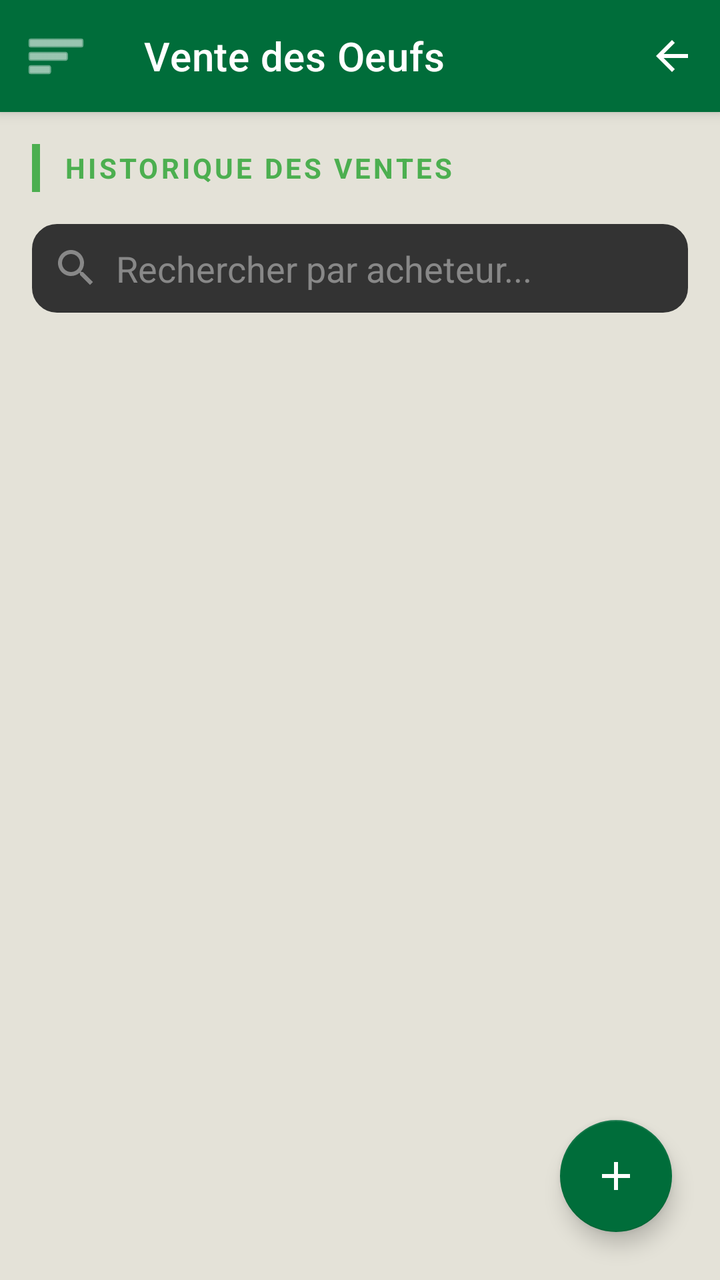
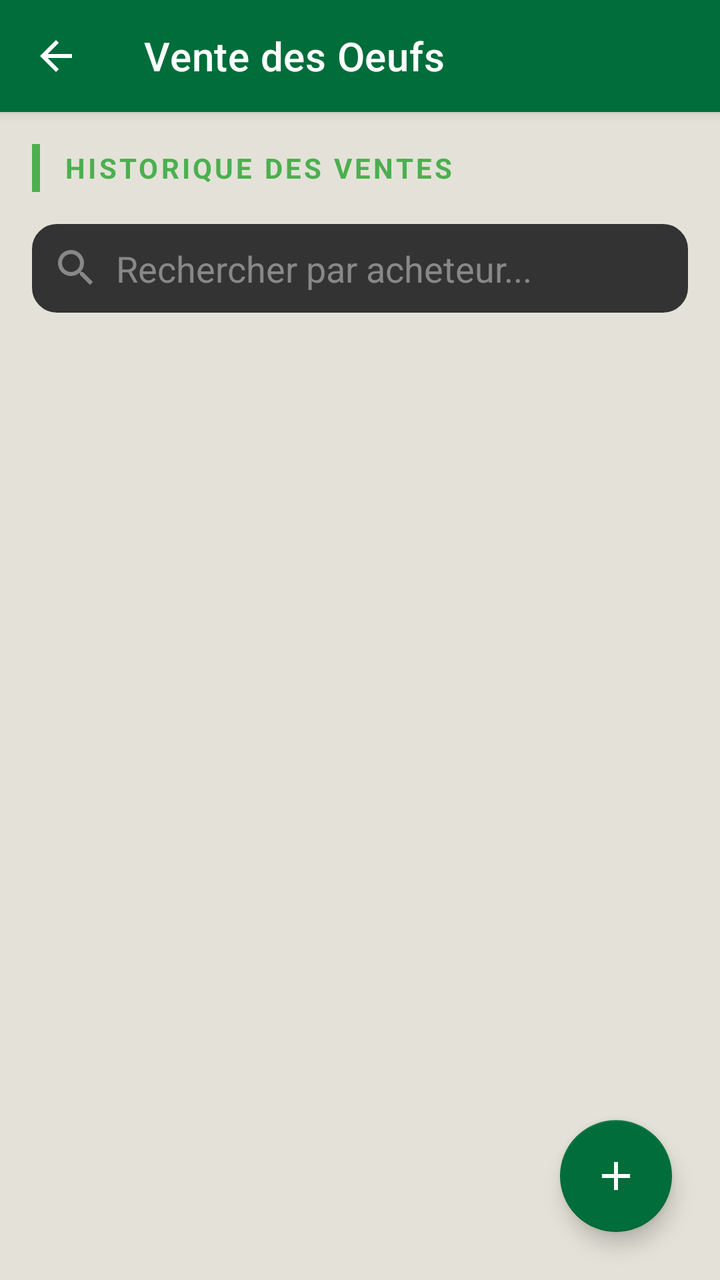

An Android layout rendered at two revisions. The XML below is the earlier revision; the diff shows what the commit changed to produce the second picture.
<!-- AndroidManifest.xml: application theme Theme.Poulailler_copilot -->
<!-- res/layout/activity_sales.xml -->
<?xml version="1.0" encoding="utf-8"?>
<androidx.drawerlayout.widget.DrawerLayout xmlns:android="http://schemas.android.com/apk/res/android"
    xmlns:app="http://schemas.android.com/apk/res-auto"
    xmlns:tools="http://schemas.android.com/tools"
    android:id="@+id/drawerLayout"
    android:layout_width="match_parent"
    android:layout_height="match_parent"
    >

    <androidx.coordinatorlayout.widget.CoordinatorLayout
        android:layout_width="match_parent"
        android:layout_height="match_parent">

        <com.google.android.material.appbar.AppBarLayout
            android:layout_width="match_parent"
            android:layout_height="wrap_content"
            >
            <com.google.android.material.appbar.MaterialToolbar
                android:id="@+id/toolbar"
                android:layout_width="match_parent"
                android:layout_height="?attr/actionBarSize"
                app:title="Vente des Oeufs"
                app:titleTextColor="@color/white"
                app:navigationIcon="@android:drawable/ic_menu_sort_by_size"
                app:navigationIconTint="@color/white">

                <ImageView
                    android:id="@+id/ivBackToDashboard"
                    android:layout_width="48dp"
                    android:layout_height="48dp"
                    android:layout_gravity="end|center_vertical"
                    android:background="?attr/selectableItemBackgroundBorderless"
                    android:clickable="true"
                    android:contentDescription="@string/dashboard_title"
                    android:focusable="true"
                    android:padding="12dp"
                    android:src="@drawable/ic_back"
                    app:tint="@color/white" />
            </com.google.android.material.appbar.MaterialToolbar>
        </com.google.android.material.appbar.AppBarLayout>

        <androidx.core.widget.NestedScrollView
            android:layout_width="match_parent"
            android:layout_height="match_parent"
            app:layout_behavior="@string/appbar_scrolling_view_behavior">

            <LinearLayout
                android:layout_width="match_parent"
                android:layout_height="wrap_content"
                android:orientation="vertical"
                android:padding="16dp">

                <LinearLayout
                    android:layout_width="match_parent"
                    android:layout_height="wrap_content"
                    android:orientation="horizontal"
                    android:gravity="center_vertical"
                    android:layout_marginBottom="16dp">
                    <View
                        android:layout_width="4dp"
                        android:layout_height="24dp"
                        android:background="#4CAF50" />
                    <TextView
                        android:layout_width="wrap_content"
                        android:layout_height="wrap_content"
                        android:text="HISTORIQUE DES VENTES"
                        android:textColor="#4CAF50"
                        android:textSize="14sp"
                        android:textStyle="bold"
                        android:layout_marginStart="12dp"
                        android:letterSpacing="0.1" />
                </LinearLayout>

                <EditText
                    android:id="@+id/etSearchSales"
                    android:layout_width="match_parent"
                    android:layout_height="wrap_content"
                    android:hint="Rechercher par acheteur..."
                    android:textColorHint="#888888"
                    android:textColor="@color/white"
                    android:background="@drawable/bg_search_field"
                    android:backgroundTint="#333333"
                    android:drawableStart="@drawable/ic_search"
                    android:drawablePadding="8dp"
                    android:drawableTint="#888888"
                    android:padding="10dp"
                    android:inputType="text"
                    android:maxLines="1"
                    android:layout_marginBottom="12dp" />

                <androidx.recyclerview.widget.RecyclerView
                    android:id="@+id/rvSalesHistory"
                    android:layout_width="match_parent"
                    android:layout_height="wrap_content"
                    android:nestedScrollingEnabled="false"
                    tools:listitem="@layout/item_sale" />

                <TextView
                    android:id="@+id/tvEmptyState"
                    android:layout_width="match_parent"
                    android:layout_height="wrap_content"
                    android:text="Aucune vente enregistrée pour le moment."
                    android:textColor="#888888"
                    android:textSize="14sp"
                    android:gravity="center"
                    android:padding="24dp"
                    android:visibility="gone" />

                <com.google.android.material.button.MaterialButton
                    android:id="@+id/btnShowMore"
                    android:layout_width="wrap_content"
                    android:layout_height="wrap_content"
                    android:layout_gravity="center_horizontal"
                    android:text="Afficher plus"
                    android:textColor="#87CEEB"
                    style="@style/Widget.MaterialComponents.Button.TextButton"
                    android:visibility="gone" />

                <View
                    android:layout_width="match_parent"
                    android:layout_height="100dp" />

            </LinearLayout>
        </androidx.core.widget.NestedScrollView>

        <com.google.android.material.floatingactionbutton.FloatingActionButton
            android:id="@+id/fabAddSale"
            android:layout_width="wrap_content"
            android:layout_height="wrap_content"
            android:layout_gravity="bottom|end"
            android:layout_margin="24dp"
            android:src="@drawable/ic_add"
            app:backgroundTint="@color/primary"
            app:tint="@color/white"
            android:contentDescription="Ajouter une vente" />

    </androidx.coordinatorlayout.widget.CoordinatorLayout>

    <com.google.android.material.navigation.NavigationView
        android:id="@+id/navigationView"
        android:layout_width="wrap_content"
        android:layout_height="match_parent"
        android:layout_gravity="start"
        android:background="@color/surface"
        app:headerLayout="@layout/nav_header"
        app:itemIconTint="@color/text_secondary"
        app:itemTextColor="@color/text_primary"
        app:menu="@menu/drawer_menu" />

</androidx.drawerlayout.widget.DrawerLayout>
<!-- res/layout/item_sale.xml (included above) -->
<?xml version="1.0" encoding="utf-8"?>
<com.google.android.material.card.MaterialCardView xmlns:android="http://schemas.android.com/apk/res/android"
    xmlns:app="http://schemas.android.com/apk/res-auto"
    android:layout_width="match_parent"
    android:layout_height="wrap_content"
    android:layout_marginBottom="8dp"
    app:cardBackgroundColor="@color/surface"
    app:cardCornerRadius="8dp"
    app:strokeColor="@color/off_white"
    app:strokeWidth="1dp">

    <LinearLayout
        android:layout_width="match_parent"
        android:layout_height="wrap_content"
        android:orientation="horizontal"
        android:padding="12dp"
        android:gravity="center_vertical">

        <ImageView
            android:id="@+id/ivPaidStatus"
            android:layout_width="32dp"
            android:layout_height="32dp"
            android:src="@drawable/ic_batches"
            app:tint="#4CAF50"
            android:clickable="true"
            android:focusable="true"
            android:background="?attr/selectableItemBackgroundBorderless"
            android:contentDescription="Statut paiement" />

        <LinearLayout
            android:layout_width="0dp"
            android:layout_height="wrap_content"
            android:layout_weight="1"
            android:orientation="vertical"
            android:layout_marginStart="16dp">

            <TextView
                android:id="@+id/tvClient"
                android:layout_width="wrap_content"
                android:layout_height="wrap_content"
                android:textColor="@color/text_primary"
                android:textSize="14sp"
                android:textStyle="bold"
                android:text="Client"/>

            <TextView
                android:id="@+id/tvDetails"
                android:layout_width="wrap_content"
                android:layout_height="wrap_content"
                android:textColor="@color/text_secondary"
                android:textSize="12sp"
                android:text="0 œufs x 0.00 $"/>

            <TextView
                android:id="@+id/tvDate"
                android:layout_width="wrap_content"
                android:layout_height="wrap_content"
                android:textColor="@color/text_secondary"
                android:textSize="11sp"
                android:text="Date"/>
        </LinearLayout>

        <TextView
            android:id="@+id/tvTotal"
            android:layout_width="wrap_content"
            android:layout_height="wrap_content"
            android:textColor="#4CAF50"
            android:textSize="18sp"
            android:textStyle="bold"
            android:text="0.00 $"/>

    </LinearLayout>
</com.google.android.material.card.MaterialCardView>
<!-- res/layout/nav_header.xml (included above) -->
<?xml version="1.0" encoding="utf-8"?>
<LinearLayout xmlns:android="http://schemas.android.com/apk/res/android"
    xmlns:app="http://schemas.android.com/apk/res-auto"
    android:layout_width="match_parent"
    android:layout_height="wrap_content"
    android:background="@drawable/bg_nav_header"
    android:gravity="start"
    android:orientation="vertical"
    android:paddingHorizontal="20dp"
    android:paddingTop="28dp"
    android:paddingBottom="20dp">

    <com.google.android.material.card.MaterialCardView
        android:layout_width="72dp"
        android:layout_height="72dp"
        app:cardCornerRadius="36dp"
        app:cardElevation="4dp"
        app:strokeColor="@color/white"
        app:strokeWidth="2dp">

        <ImageView
            android:layout_width="match_parent"
            android:layout_height="match_parent"
            android:scaleType="centerCrop"
            android:src="@drawable/poule_pondeuse"
            android:contentDescription="@string/profile_picture_desc" />

    </com.google.android.material.card.MaterialCardView>

    <TextView
        android:id="@+id/tvUsername"
        android:layout_width="match_parent"
        android:layout_height="wrap_content"
        android:layout_marginTop="14dp"
        android:text="@string/default_username"
        android:textColor="@color/white"
        android:textSize="19sp"
        android:textStyle="bold" />

    <TextView
        android:id="@+id/tvFarmNameNav"
        android:layout_width="match_parent"
        android:layout_height="wrap_content"
        android:layout_marginTop="2dp"
        android:alpha="0.85"
        android:text="@string/default_farm_name_nav"
        android:textColor="@color/white"
        android:textSize="14sp" />

    <TextView
        android:id="@+id/tvUserRole"
        android:layout_width="wrap_content"
        android:layout_height="wrap_content"
        android:layout_marginTop="10dp"
        android:background="@drawable/bg_role_chip"
        android:paddingHorizontal="10dp"
        android:paddingVertical="3dp"
        android:text="@string/role_label"
        android:textColor="@color/primary_variant"
        android:textSize="11sp"
        android:textStyle="bold" />

    <TextView
        android:id="@+id/tvAppVersion"
        android:layout_width="wrap_content"
        android:layout_height="wrap_content"
        android:layout_marginTop="10dp"
        android:alpha="0.7"
        android:text="v1.0.0"
        android:textColor="@color/white"
        android:textSize="10sp" />
</LinearLayout>
<!-- resources referenced by this layout -->
<resources>
  <color name="off_white">#E4E2D8</color>
  <color name="primary">#006D3A</color>
  <color name="primary_variant">#004D22</color>
  <color name="surface">#F3F1EA</color>
  <color name="text_primary">#1C1B1F</color>
  <color name="text_secondary">#49454F</color>
  <color name="white">#FFFFFFFF</color>
  <!-- drawable bg_nav_header (drawable) -->
  <?xml version="1.0" encoding="utf-8"?>
  <shape xmlns:android="http://schemas.android.com/apk/res/android">
      <gradient
          android:angle="135"
          android:startColor="@color/primary"
          android:endColor="@color/primary_variant" />
  </shape>
  <!-- drawable bg_role_chip (drawable) -->
  <?xml version="1.0" encoding="utf-8"?>
  <shape xmlns:android="http://schemas.android.com/apk/res/android">
      <solid android:color="@color/accent_amber" />
      <corners android:radius="12dp" />
  </shape>
  <!-- drawable bg_search_field (drawable) -->
  <?xml version="1.0" encoding="utf-8"?>
  <shape xmlns:android="http://schemas.android.com/apk/res/android">
      <solid android:color="@color/surface" />
      <corners android:radius="12dp" />
      <stroke android:width="1dp" android:color="@color/off_white" />
      <padding android:left="12dp" android:top="10dp" android:right="12dp" android:bottom="10dp" />
  </shape>
  <!-- drawable ic_add (drawable) -->
  <vector xmlns:android="http://schemas.android.com/apk/res/android"
      android:width="24dp"
      android:height="24dp"
      android:viewportWidth="24"
      android:viewportHeight="24">
      <path
          android:fillColor="#000000"
          android:pathData="M19,13h-6v6h-2v-6H5v-2h6V5h2v6h6z"/>
  </vector>
  <!-- drawable ic_back (drawable) -->
  <vector xmlns:android="http://schemas.android.com/apk/res/android"
      android:width="24dp"
      android:height="24dp"
      android:viewportWidth="24"
      android:viewportHeight="24">
      <path
          android:fillColor="#000000"
          android:pathData="M20,11H7.83l5.59,-5.59L12,4l-8,8 8,8 1.41,-1.41L7.83,13H20z"/>
  </vector>
  <!-- drawable ic_batches (drawable) -->
  <vector xmlns:android="http://schemas.android.com/apk/res/android"
      android:width="24dp"
      android:height="24dp"
      android:viewportWidth="24"
      android:viewportHeight="24">
      <path
          android:fillColor="#000000"
          android:pathData="M4,5h16v3H4z M4,10.5h16v3H4z M4,16h16v3H4z"/>
  </vector>
  <string name="dashboard_title">Tableau de Bord</string>
  <string name="default_farm_name_nav">Ma Ferme</string>
  <string name="default_username">Utilisateur</string>
  <string name="profile_picture_desc">Photo de profil</string>
  <string name="role_label">Rôle</string>
  <color name="accent_amber">#FFB300</color>
  <color name="secondary">#43A047</color>
  <color name="secondary_variant">#2E7D32</color>
  <color name="background">@color/off_white</color>
  <style name="Widget.App.CardView" parent="Widget.MaterialComponents.CardView">
          <item name="cardElevation">2dp</item>
          <item name="cardCornerRadius">16dp</item>
          <item name="cardBackgroundColor">@color/surface</item>
          <item name="strokeWidth">0dp</item>
      </style>
  <style name="ShapeAppearance.App.LargeComponent" parent="ShapeAppearance.MaterialComponents.LargeComponent">
          <item name="cornerFamily">rounded</item>
          <item name="cornerSize">16dp</item>
      </style>
  <style name="ThemeOverlay.App.MaterialAlertDialog" parent="ThemeOverlay.MaterialComponents.MaterialAlertDialog">
          <item name="colorSurface">@color/surface</item>
          <item name="colorOnSurface">@color/text_primary</item>
          <item name="android:textColorPrimary">@color/text_primary</item>
      </style>
  <!-- unchanged entries left out for length: 3 -->
</resources>

<!-- the commit's change to res/layout/activity_sales.xml (unified diff, before → after) -->
@@ -21,22 +21,9 @@
                 android:layout_height="?attr/actionBarSize"
                 app:title="Vente des Oeufs"
                 app:titleTextColor="@color/white"
-                app:navigationIcon="@android:drawable/ic_menu_sort_by_size"
-                app:navigationIconTint="@color/white">
-
-                <ImageView
-                    android:id="@+id/ivBackToDashboard"
-                    android:layout_width="48dp"
-                    android:layout_height="48dp"
-                    android:layout_gravity="end|center_vertical"
-                    android:background="?attr/selectableItemBackgroundBorderless"
-                    android:clickable="true"
-                    android:contentDescription="@string/dashboard_title"
-                    android:focusable="true"
-                    android:padding="12dp"
-                    android:src="@drawable/ic_back"
-                    app:tint="@color/white" />
-            </com.google.android.material.appbar.MaterialToolbar>
+                app:navigationIcon="@drawable/ic_back"
+                app:navigationIconTint="@color/white" />
+
         </com.google.android.material.appbar.AppBarLayout>
 
         <androidx.core.widget.NestedScrollView
<!-- resource entries referenced after the edit -->
@@ -59,7 +59,6 @@
           android:fillColor="#000000"
           android:pathData="M4,5h16v3H4z M4,10.5h16v3H4z M4,16h16v3H4z"/>
   </vector>
-  <string name="dashboard_title">Tableau de Bord</string>
   <string name="default_farm_name_nav">Ma Ferme</string>
   <string name="default_username">Utilisateur</string>
   <string name="profile_picture_desc">Photo de profil</string>
